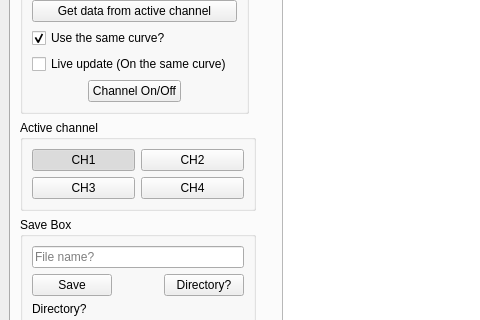
Old version of the form GUI/LinOsc.ui in the repository ISeeBugsEverywhere/LinuxOscilloscope; both pictures show x 0 to 480 and y 154 to 474 of the 989 by 717 pixel window.
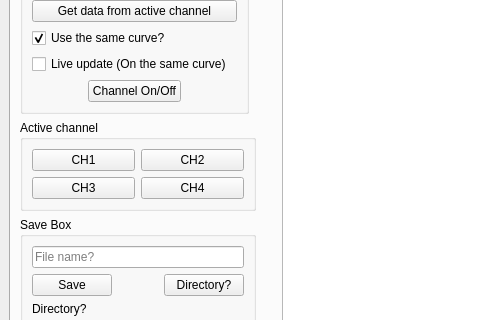
New version of the form. Custom widgets are drawn as their Qt base class.

Diff of the .ui file:
```diff
--- a/GUI/LinOsc.ui
+++ b/GUI/LinOsc.ui
@@ -337,7 +337,7 @@
                 <bool>true</bool>
                </property>
                <property name="checked">
-                <bool>true</bool>
+                <bool>false</bool>
                </property>
               </widget>
              </item>
```
